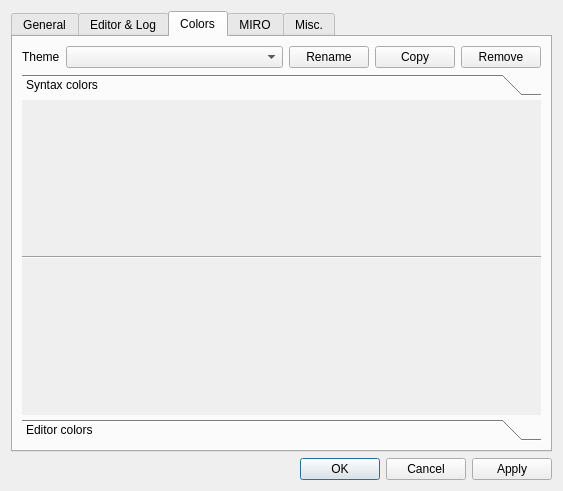
The window that src/settingsdialog.ui (GAMS-dev/studio) describes before a commit, drawn with Qt 5.
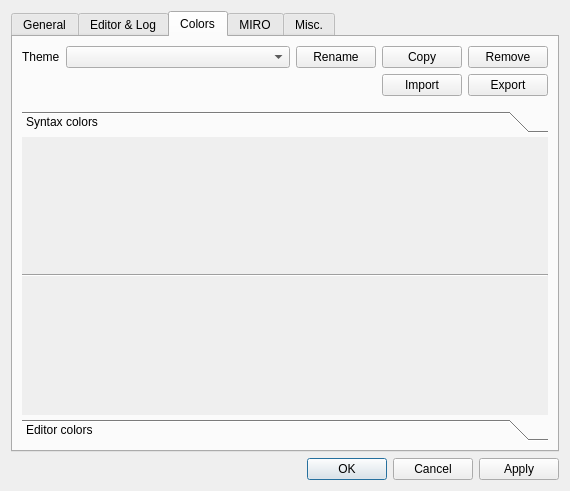
The same window after the commit.

Commit message: added exportTheme, code cleanup, and show ColorDialog with open

Patch:
```diff
--- a/src/settingsdialog.ui
+++ b/src/settingsdialog.ui
@@ -6,7 +6,7 @@
    <rect>
     <x>0</x>
     <y>0</y>
-    <width>563</width>
+    <width>570</width>
     <height>491</height>
    </rect>
   </property>
@@ -510,7 +510,7 @@
       <layout class="QVBoxLayout" name="verticalLayout_3">
        <item>
         <widget class="QWidget" name="widget_2" native="true">
-         <layout class="QHBoxLayout" name="horizontalLayout">
+         <layout class="QGridLayout" name="gridLayout_11">
           <property name="leftMargin">
            <number>0</number>
           </property>
@@ -521,16 +521,16 @@
            <number>0</number>
           </property>
           <property name="bottomMargin">
-           <number>0</number>
+           <number>9</number>
           </property>
-          <item>
-           <widget class="QLabel" name="label_currenttheme">
+          <item row="0" column="4">
+           <widget class="QPushButton" name="btRemoveTheme">
             <property name="text">
-             <string>Theme</string>
+             <string>Remove</string>
             </property>
            </widget>
           </item>
-          <item>
+          <item row="0" column="1">
            <widget class="QComboBox" name="cbThemes">
             <property name="sizePolicy">
              <sizepolicy hsizetype="MinimumExpanding" vsizetype="Fixed">
@@ -540,24 +540,38 @@
             </property>
            </widget>
           </item>
-          <item>
-           <widget class="QPushButton" name="btRename">
-            <property name="text">
-             <string>Rename</string>
-            </property>
-           </widget>
-          </item>
-          <item>
-           <widget class="QPushButton" name="btCopy">
+          <item row="0" column="3">
+           <widget class="QPushButton" name="btCopyTheme">
             <property name="text">
              <string>Copy</string>
             </property>
            </widget>
           </item>
-          <item>
-           <widget class="QPushButton" name="btRemove">
+          <item row="0" column="2">
+           <widget class="QPushButton" name="btRenameTheme">
             <property name="text">
-             <string>Remove</string>
+             <string>Rename</string>
+            </property>
+           </widget>
+          </item>
+          <item row="0" column="0">
+           <widget class="QLabel" name="label_currenttheme">
+            <property name="text">
+             <string>Theme</string>
+            </property>
+           </widget>
+          </item>
+          <item row="1" column="3">
+           <widget class="QPushButton" name="btImportTheme">
+            <property name="text">
+             <string>Import</string>
+            </property>
+           </widget>
+          </item>
+          <item row="1" column="4">
+           <widget class="QPushButton" name="btExportTheme">
+            <property name="text">
+             <string>Export</string>
             </property>
            </widget>
           </item>
@@ -577,8 +591,8 @@
            <rect>
             <x>0</x>
             <y>0</y>
-            <width>521</width>
-            <height>321</height>
+            <width>528</width>
+            <height>283</height>
            </rect>
           </property>
           <attribute name="label">
```
Left out of the diff: 4 changed lines with no effect on the pictures. The commit also changes 9 other files.
